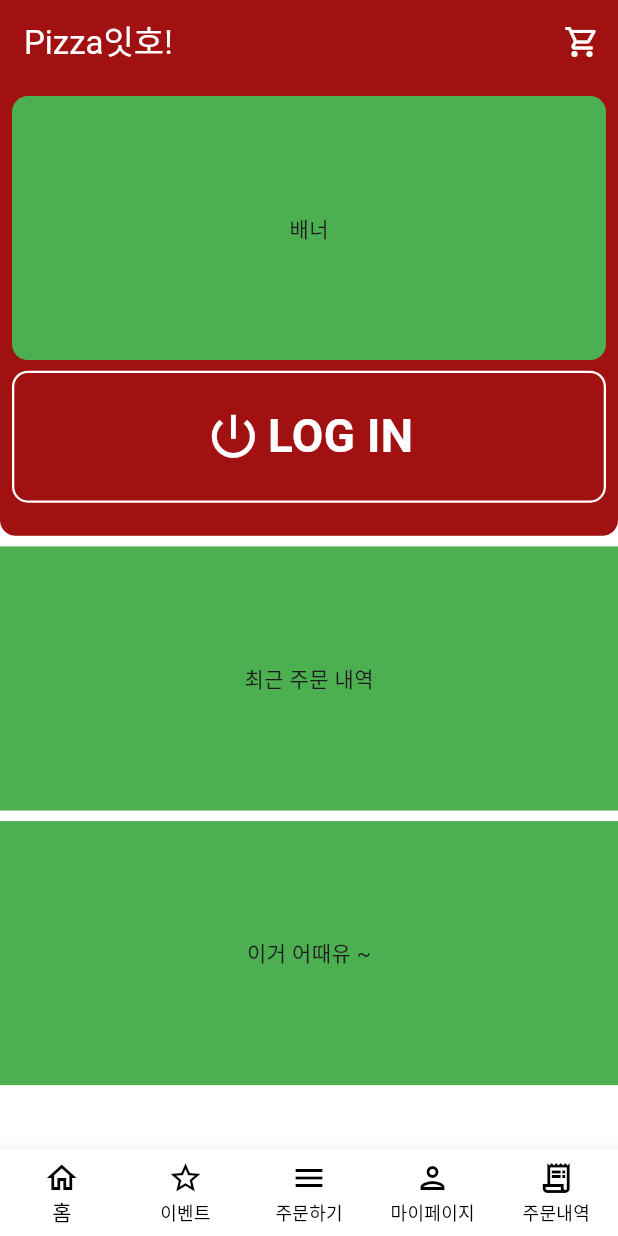
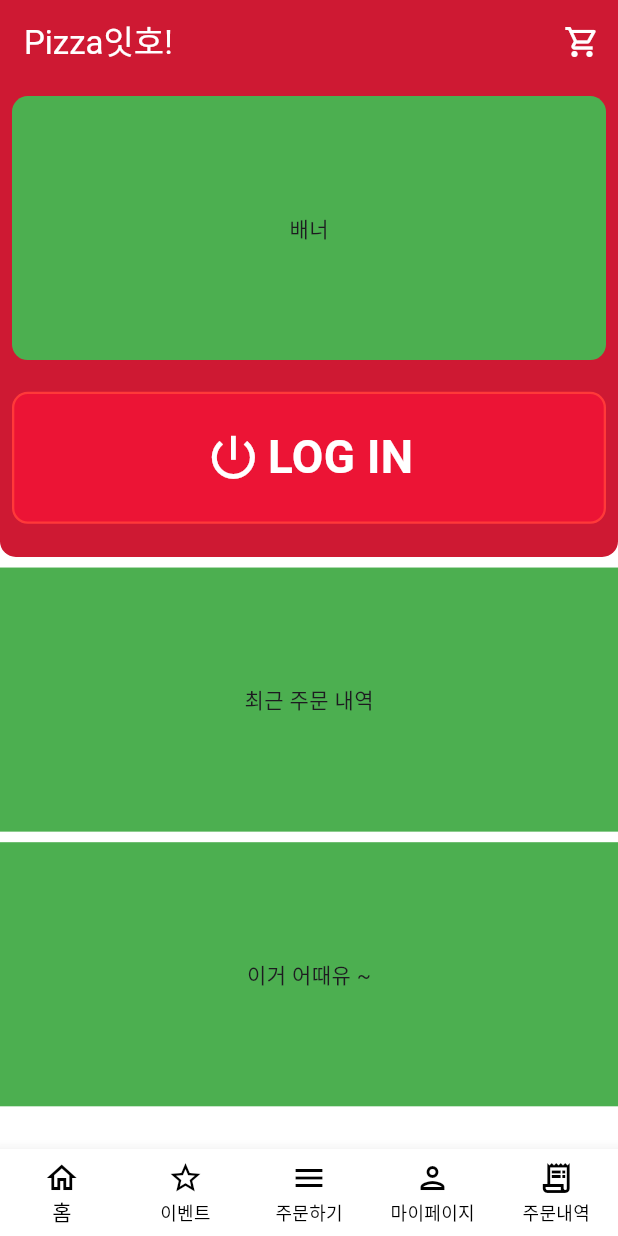
Before and after one commit to kr-Uk/pizzaeatho, a Flutter app: the screen it shows after launch, on a phone screen of 412 x 824 dp. Run offline on Flutter 3.47's test engine with Material 3 defaults, Android fonts, the phone set to English and light mode, and no system bars; our stand-ins replace flutter_screenutil.

Commit message:
초기세팅

```diff
--- a/pizza_eat_ho/lib/main.dart
+++ b/pizza_eat_ho/lib/main.dart
@@ -20,7 +20,7 @@ class _MainState extends State<Main> {
     return Scaffold(
       appBar: AppBar(
         title: Text('Pizza잇호!', style: TextStyle(color: Colors.white)),
-        backgroundColor: Color(0xFFA11111),
+        backgroundColor: Color(0xFFCE1933),
         actions: [
           IconButton(
             icon: Icon(Icons.shopping_cart_outlined, color: Colors.white),
--- a/pizza_eat_ho/lib/ui/home/home_view.dart
+++ b/pizza_eat_ho/lib/ui/home/home_view.dart
@@ -18,7 +18,7 @@ class _HomeViewState extends State<HomeView> {
           children: [
             Container(
               decoration: BoxDecoration(
-                color: Color(0xFFA11111),
+                color: Color(0xFFCE1933),
                 borderRadius: BorderRadius.only(
                   bottomLeft: Radius.circular(30.r),
                   bottomRight: Radius.circular(30.r),
@@ -37,15 +37,15 @@ class _HomeViewState extends State<HomeView> {
                       height: 500.h,
                       child: Center(child: Text("배너")),
                     ),
-                    SizedBox(height: 20.h),
+                    SizedBox(height: 60.h),
                     InkWell(
                       onTap: () {
                         Navigator.pushNamed(context, "/login");
                       },
                       child: Container(
                         decoration: BoxDecoration(
-                          color: Color(0xFFA11111),
-                          border: Border.all(color: Colors.white, width: 4.w),
+                          color: Color(0xFFEC1435),
+                          border: Border.all(color: Color(0xFFFF3939), width: 4.w),
                           borderRadius: BorderRadius.circular(30.r),
                         ),
                         width: double.infinity,
```
